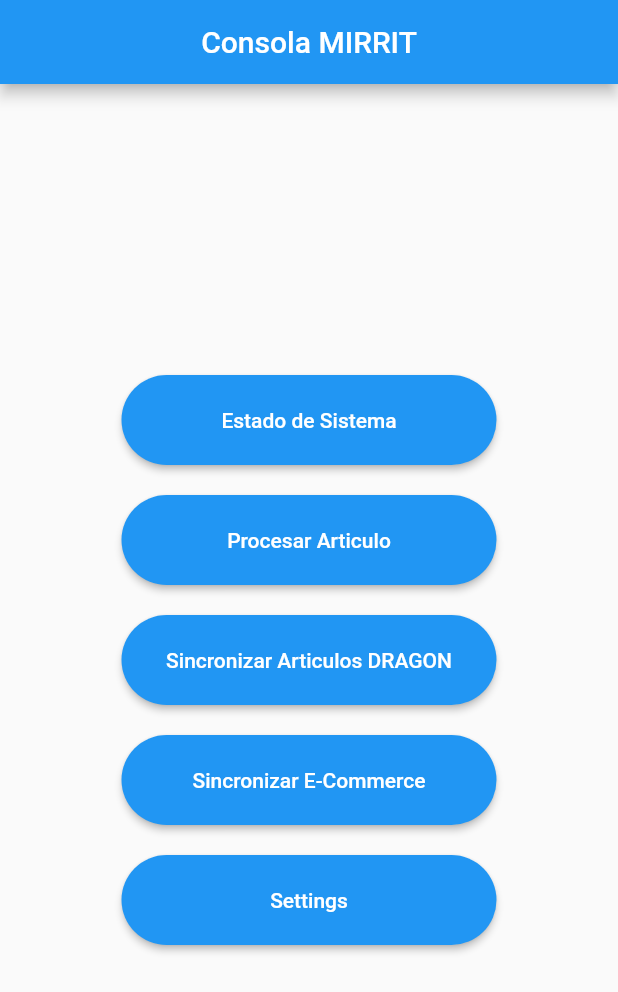
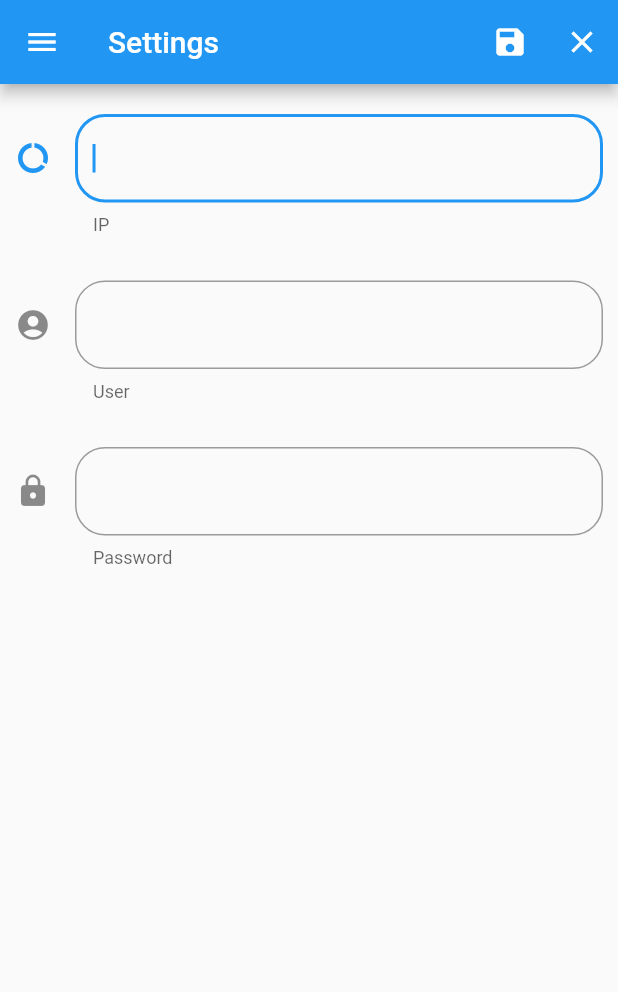
Before and after one commit to vicente32/ConsolaMirrit, a Flutter app: the screen it shows after launch, after a tap on "Settings", on a phone screen of 412 x 824 dp. Shown: the top 992 px of the screen. Run offline on Flutter 3.47's test engine with Material 2 defaults, Android fonts, the phone set to English and light mode, and no system bars; our stand-ins replace rxdart, shared_preferences; statements that could not run were skipped.

Commit message:
settings page y configuración de la misma. No figuran errores

```diff
--- /dev/null
+++ b/consola/lib/src/blocs/validators.dart
@@ -0,0 +1,21 @@
+import 'dart:async';
+
+class Validators {
+  final validarUsuario = StreamTransformer<String, String>.fromHandlers(
+      handleData: (usuario, sink) {
+    if (usuario.length >= 4) {
+      sink.add(usuario);
+    } else {
+      sink.addError('Ingrese el usuario');
+    }
+  });
+
+  final validarPassword = StreamTransformer<String, String>.fromHandlers(
+      handleData: (password, sink) {
+    if (password.length >= 4) {
+      sink.add(password);
+    } else {
+      sink.addError('Ingrese la password');
+    }
+  });
+}
--- /dev/null
+++ b/consola/lib/src/models/general/login_request.dart
@@ -0,0 +1,15 @@
+import 'dart:convert';
+
+String loginRequestToJson(LoginRequest data) => json.encode(data.toJson());
+
+class LoginRequest {
+  final String user;
+  final String pass;
+
+  LoginRequest( this.user, this.pass);
+
+  Map<String, dynamic> toJson() => {
+        'user': user,
+        'pass': pass,
+      };
+}
--- a/consola/lib/src/pages/general/menuppal_page.dart
+++ b/consola/lib/src/pages/general/menuppal_page.dart
@@ -1,4 +1,6 @@
 import 'package:flutter/material.dart';
+
+import 'settings_page.dart';
 
 class MenuPrincipalPage extends StatelessWidget {
   static final String routName = 'MenuPrincipalPage';
@@ -74,7 +76,7 @@ class MenuPrincipalPage extends StatelessWidget {
         minWidth: 250.0,
         height: 60.0,
         child: RaisedButton(
-          child: Text('Sincronizar Articulos DRAGON'),
+          child: Text('Sincronizar Articulos Dragon'),
           color: Colors.blue,
           textColor: Colors.white,
           shape: StadiumBorder(),
@@ -104,7 +106,7 @@ class MenuPrincipalPage extends StatelessWidget {
           color: Colors.blue,
           textColor: Colors.white,
           shape: StadiumBorder(),
-          onPressed: () => _procesarAccionBotonTransferencia(context),
+          onPressed: () => _procesarAccionBotonSettings(context),
         ));
   }
 
@@ -124,4 +126,8 @@ class MenuPrincipalPage extends StatelessWidget {
   _procesarAccionBotonTransferencia(BuildContext context) {
     //Navigator.pushNamed(context, MenuTransferenciaPage.routName);
   }
+
+  _procesarAccionBotonSettings(BuildContext context) {
+    Navigator.pushNamed(context, SettingsPage.routName);
+  }
 }
--- /dev/null
+++ b/consola/lib/src/pages/general/settings_page.dart
@@ -0,0 +1,126 @@
+import 'package:flutter/material.dart';
+import 'package:jmc_hh/src/widgets/menu_widgets.dart';
+
+import '../../share_prefs/preferencia_usuario.dart';
+
+class SettingsPage extends StatefulWidget {
+  static final String routName = 'settings';
+
+  @override
+  _SettingsPageState createState() => _SettingsPageState();
+}
+
+@override
+class _SettingsPageState extends State<SettingsPage> {
+  TextEditingController _textControllerIp;
+
+
+
+  /* PREFERENCIAS */
+  final prefs = new PreferenciasUsuario();
+  String radioItem;
+
+  /* --------- initState ---------- */
+  @override
+  void initState() {
+    super.initState();
+    _textControllerIp = new TextEditingController(text: prefs.ip);
+  }
+
+  /* --------- build ---------- */
+  Widget build(BuildContext context) {
+    return Scaffold(
+      appBar: _crearAppBar(),
+      drawer: MenuWidget(),
+      body: _crearBody(),
+    );
+  }
+
+  /* --------- appBar ---------- */
+  Widget _crearAppBar() {
+    return AppBar(title: Text('Settings'), actions: <Widget>[
+      // action button
+      IconButton(
+        icon: Icon(Icons.save),
+        onPressed: ()  =>Navigator.pop(context),
+      ),
+      IconButton(
+        icon: Icon(Icons.close),
+        onPressed: () {},
+      )
+    ]);
+  }
+
+  /* --------- form principal ---------- */
+  Widget _crearBody() {
+    return SafeArea(
+      child: ListView(
+        padding: EdgeInsets.symmetric(horizontal: 10.0, vertical: 20.0),
+        children: <Widget>[
+          _crearInputIp(),
+           SizedBox(height: 30),
+           _crearInputUser(),
+           SizedBox(height: 30),
+           _crearInputPassword(),
+           SizedBox(height: 30),
+        ],
+      ),
+    );
+  }
+
+  /* --------- componentes del form ---------- */
+  Widget _crearInputIp() {
+    return TextField(
+      autofocus: true,
+      controller: _textControllerIp,
+      textCapitalization: TextCapitalization.sentences,
+      decoration: InputDecoration(
+          border: OutlineInputBorder(borderRadius: BorderRadius.circular(20.0)),
+          helperText: 'IP',
+          icon: Icon(Icons.data_usage)),
+      onChanged: (value) {
+        prefs.ip = value;
+      },
+    );
+  }
+
+
+  Widget _crearInputUser() {
+    return StreamBuilder(
+      initialData: prefs.user,
+      builder: (BuildContext context, AsyncSnapshot snapshot) {
+        return Container(
+            child: TextField(
+              decoration: InputDecoration(
+              border: OutlineInputBorder(borderRadius: BorderRadius.circular(20.0)),
+              helperText: 'User',
+              errorText: snapshot.error,
+              icon: Icon(Icons.account_circle)),
+            onChanged: (value) {
+            prefs.user = value;
+          },
+        ));
+      },
+    );
+  }
+
+
+    Widget _crearInputPassword() {
+    return StreamBuilder(
+      builder: (BuildContext context, AsyncSnapshot snapshot) {
+        return Container(
+            child: TextField(
+              obscureText: true,
+              decoration: InputDecoration(
+                border: OutlineInputBorder(borderRadius: BorderRadius.circular(20.0)),
+                helperText: 'Password',
+                errorText: snapshot.error,
+                icon: Icon(Icons.lock)),
+              onChanged: (value) {
+              },
+          )
+        );
+      }
+    );
+  }
+}
--- a/consola/lib/src/routes/routes.dart
+++ b/consola/lib/src/routes/routes.dart
@@ -1,9 +1,19 @@
 import 'package:flutter/material.dart';
 import '../pages/general/menuppal_page.dart';
+import '../pages/general/settings_page.dart';
 
 Map<String, WidgetBuilder> getApplicationRoutes() {
   return <String, WidgetBuilder>{
     //--------------------- GENERAL --------------------------
+
+
+    /* MENU PRINCIPAL */
     MenuPrincipalPage.routName: (BuildContext context) => MenuPrincipalPage(),
+
+    /* SETTINGS */
+    SettingsPage.routName: (BuildContext context) => SettingsPage(),
+
+
+
   };
 }
```
Also changed, not shown: consola/lib/src/blocs/login_bloc.dart (added, +31 -0 lines), consola/lib/src/share_prefs/preferencia_usuario.dart (+4 -13 lines), consola/lib/src/widgets/menu_widgets.dart (added, +45 -0 lines), consola/pubspec.yaml (line endings or trailing spaces).
